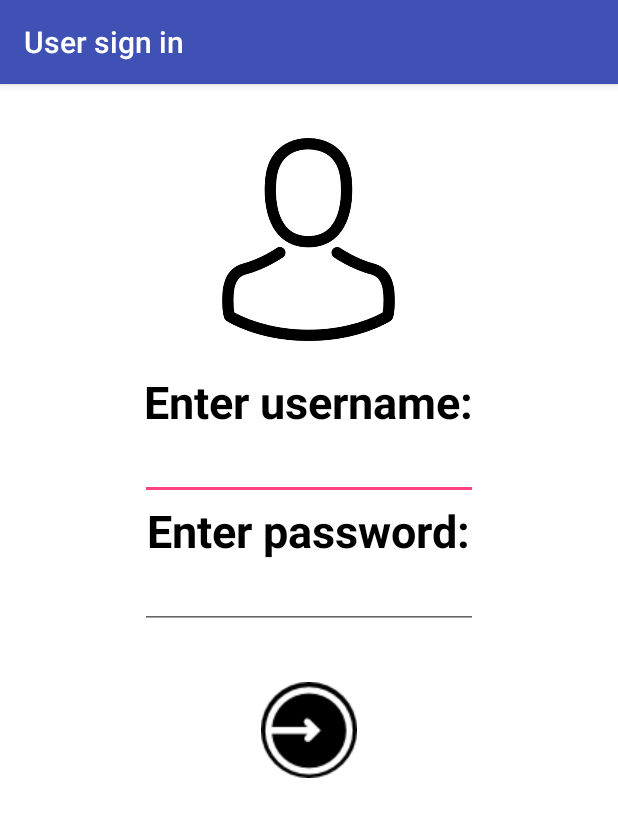
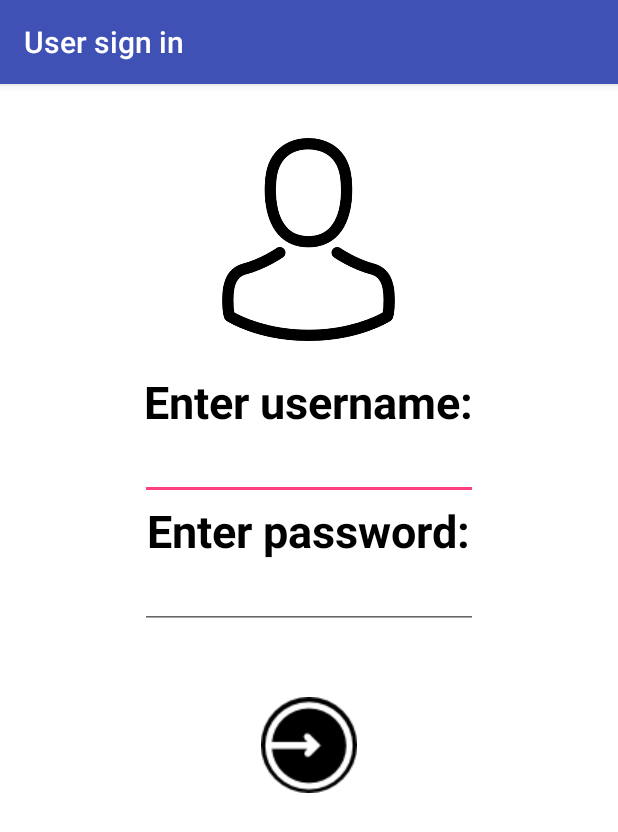
Before and after one commit to JeffersonMcC/PersonalTrainerCustomerManagement, an Android app: the screen it shows after launch (MainActivity), on a phone screen of 412 x 824 dp. Shown: the top 832 px of the screen. Run offline under Robolectric (Android 15) with nearby library versions, the phone set to English and light mode, and no system bars.

Commit message:
Some more changes

```diff
--- a/app/src/main/java/com/bignerdranch2nded/android/personaltrainer/MainActivity.java
+++ b/app/src/main/java/com/bignerdranch2nded/android/personaltrainer/MainActivity.java
@@ -12,7 +12,10 @@ public class MainActivity extends AppCompatActivity {
         setContentView(R.layout.activity_main);
 
         ActionBar actionBar = getSupportActionBar();
-        actionBar.setDisplayShowCustomEnabled(true);
-        actionBar.setIcon(R.mipmap.ic_launcher);
+        if(actionBar != null){
+            actionBar.setDisplayShowCustomEnabled(true);
+            actionBar.setIcon(R.mipmap.ic_launcher);
+        }
+
     }
 }
--- a/app/src/main/res/layout/activity_main.xml
+++ b/app/src/main/res/layout/activity_main.xml
@@ -67,7 +67,7 @@
         android:id="@+id/imageButton"
         android:layout_gravity="center_horizontal"
         android:src="@drawable/login_button"
-        android:layout_marginTop="35dp"
+        android:layout_marginTop="45dp"
         android:background="#00ffffff"/>
 
 
```
